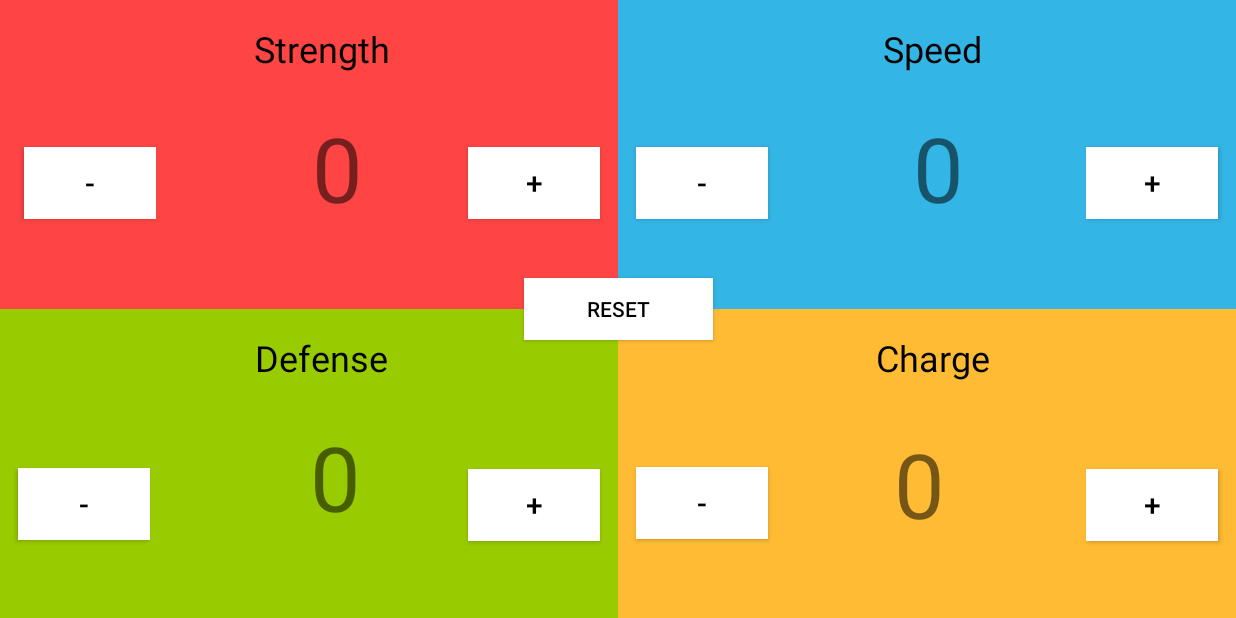
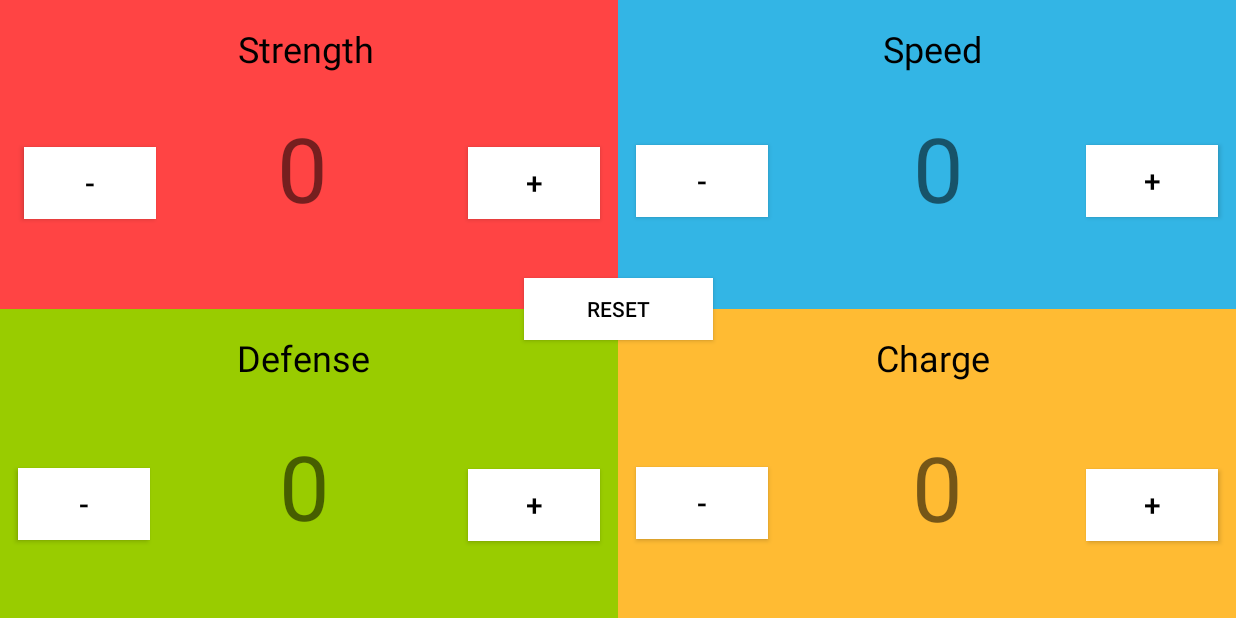
Before and after one commit to robotStats/robotStats, an Android app: the screen it shows after launch (MainActivity), on a phone screen of 824 x 412 dp (held sideways). Run offline under Robolectric (Android 15) with nearby library versions, the light colour scheme and no system bars.

Commit message:
UIXChanges
changed some visual errors

```diff
--- a/robotStats/app/src/main/res/layout/activity_main.xml
+++ b/robotStats/app/src/main/res/layout/activity_main.xml
@@ -70,7 +70,7 @@
         android:textColor="@color/black"
         android:textSize="24sp"
         app:layout_constraintEnd_toEndOf="@+id/fragment1"
-        app:layout_constraintHorizontal_bias="0.528"
+        app:layout_constraintHorizontal_bias="0.491"
         app:layout_constraintStart_toStartOf="parent"
         app:layout_constraintTop_toTopOf="@+id/fragment1" />
 
@@ -84,7 +84,7 @@
         android:textColor="@color/black"
         android:textSize="24sp"
         app:layout_constraintEnd_toEndOf="@+id/fragment3"
-        app:layout_constraintHorizontal_bias="0.528"
+        app:layout_constraintHorizontal_bias="0.487"
         app:layout_constraintStart_toStartOf="@+id/fragment3"
         app:layout_constraintTop_toBottomOf="@+id/fragment1" />
 
@@ -127,7 +127,7 @@
         android:textSize="60sp"
         app:layout_constraintBottom_toBottomOf="@+id/fragment1"
         app:layout_constraintEnd_toStartOf="@+id/atackPlus"
-        app:layout_constraintHorizontal_bias="0.666"
+        app:layout_constraintHorizontal_bias="0.436"
         app:layout_constraintStart_toEndOf="@+id/atackMinus"
         app:layout_constraintTop_toBottomOf="@+id/strengthText"
         app:layout_constraintVertical_bias="0.19"
@@ -144,10 +144,10 @@
         android:textSize="60sp"
         app:layout_constraintBottom_toBottomOf="@+id/fragment3"
         app:layout_constraintEnd_toStartOf="@+id/defensePlus"
-        app:layout_constraintHorizontal_bias="0.666"
+        app:layout_constraintHorizontal_bias="0.474"
         app:layout_constraintStart_toEndOf="@+id/defenseMinus"
         app:layout_constraintTop_toBottomOf="@+id/textView5"
-        app:layout_constraintVertical_bias="0.19"
+        app:layout_constraintVertical_bias="0.261"
         tools:ignore="SpeakableTextPresentCheck" />
 
     <TextView
@@ -161,10 +161,10 @@
         android:textSize="60sp"
         app:layout_constraintBottom_toBottomOf="@+id/fragment4"
         app:layout_constraintEnd_toStartOf="@+id/chargePlus"
-        app:layout_constraintHorizontal_bias="0.452"
+        app:layout_constraintHorizontal_bias="0.568"
         app:layout_constraintStart_toEndOf="@+id/chargeMinus"
         app:layout_constraintTop_toBottomOf="@+id/textView6"
-        app:layout_constraintVertical_bias="0.25"
+        app:layout_constraintVertical_bias="0.273"
         tools:ignore="SpeakableTextPresentCheck" />
 
     <TextView
@@ -233,14 +233,28 @@
         android:layout_width="wrap_content"
         android:layout_height="wrap_content"
         android:layout_marginStart="12dp"
+        android:background="#FFFFFF"
         android:text="-"
+        android:textColor="#000000"
         android:textSize="20sp"
-        android:textColor="#000000"
-        android:background="#FFFFFF"
         app:layout_constraintBottom_toBottomOf="@+id/fragment2"
         app:layout_constraintStart_toEndOf="@+id/fragment1"
         app:layout_constraintTop_toBottomOf="@+id/textView4"
-        app:layout_constraintVertical_bias="0.417" />
+        app:layout_constraintVertical_bias="0.4" />
+
+    <androidx.appcompat.widget.AppCompatButton
+        android:id="@+id/speedPlus"
+        android:layout_width="wrap_content"
+        android:layout_height="wrap_content"
+        android:layout_marginEnd="12dp"
+        android:background="#FFFFFF"
+        android:text="+"
+        android:textColor="#000000"
+        android:textSize="20sp"
+        app:layout_constraintBottom_toBottomOf="@+id/fragment2"
+        app:layout_constraintEnd_toEndOf="@+id/fragment2"
+        app:layout_constraintTop_toBottomOf="@+id/textView4"
+        app:layout_constraintVertical_bias="0.4" />
 
     <androidx.appcompat.widget.AppCompatButton
         android:id="@+id/atackPlus"
@@ -283,20 +297,6 @@
         app:layout_constraintTop_toBottomOf="@+id/textView6" />
 
     <androidx.appcompat.widget.AppCompatButton
-        android:id="@+id/speedPlus"
-        android:layout_width="wrap_content"
-        android:layout_height="wrap_content"
-        android:layout_marginEnd="12dp"
-        android:text="+"
-        android:textSize="20sp"
-        android:textColor="#000000"
-        android:background="#FFFFFF"
-        app:layout_constraintBottom_toBottomOf="@+id/fragment2"
-        app:layout_constraintEnd_toEndOf="@+id/fragment2"
-        app:layout_constraintTop_toBottomOf="@+id/textView4"
-        app:layout_constraintVertical_bias="0.417" />
-
-    <androidx.appcompat.widget.AppCompatButton
         android:id="@+id/reset"
         android:layout_width="126dp"
         android:layout_height="41dp"
```
